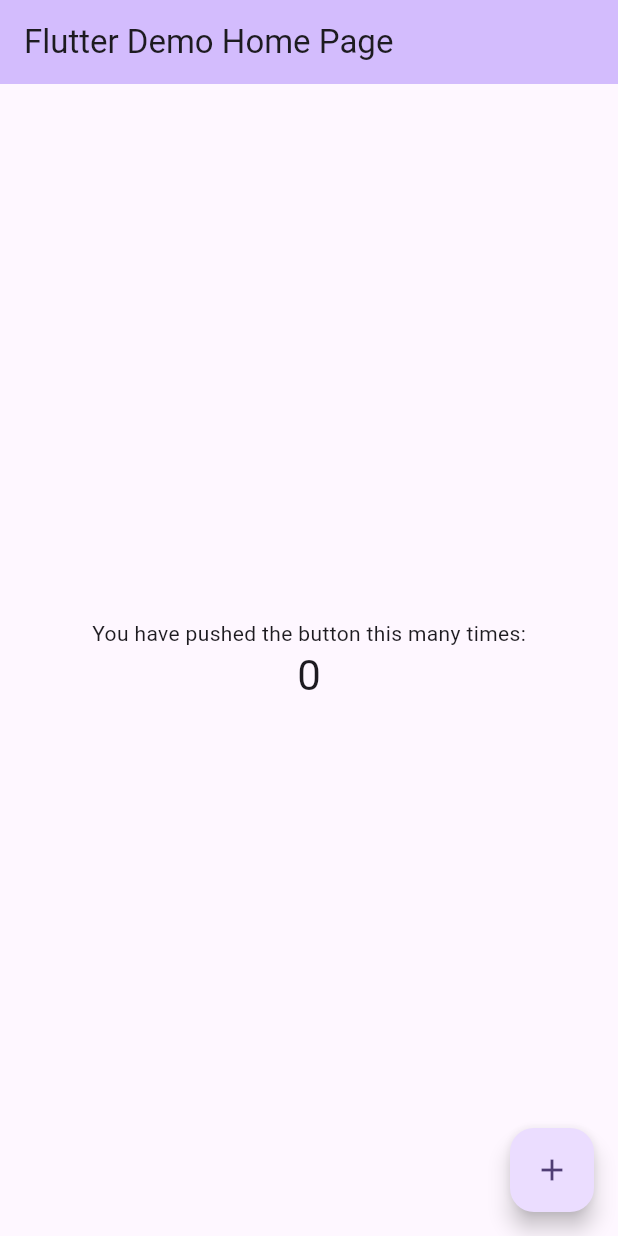
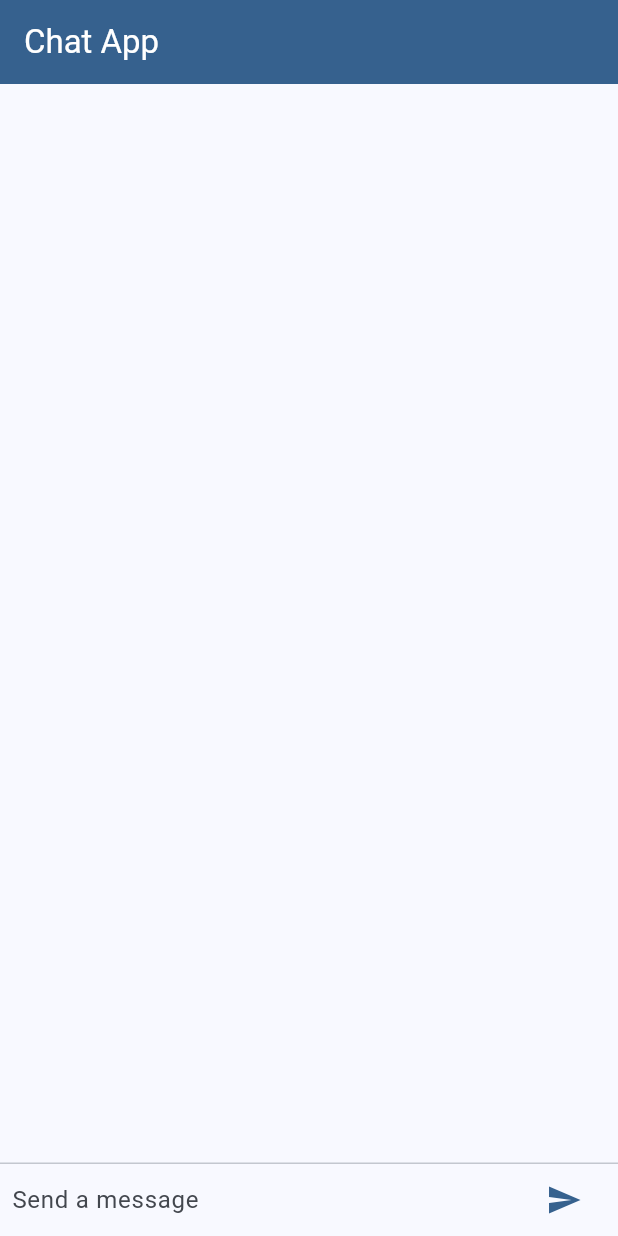
Before and after one commit to could-ai/019873bb-4929-737c-aab3-1b2632368f44, a Flutter app: the screen it shows after launch, on a phone screen of 412 x 824 dp. Run offline on Flutter 3.47's test engine with Material 3 defaults, Android fonts, the phone set to English and light mode, and no system bars.

Commit message:
Updated the project description in pubspec.yaml to reflect that it is a chat application.; Replaced the default counter application with a basic chat application structure. This includes creating a ChatScreen with a message list, a text input field, and a send button. A ChatMessage widget was also created to display individual messages. The app now has the foundational UI for a chat application.

```diff
--- a/usr/lib/main.dart
+++ b/usr/lib/main.dart
@@ -7,114 +7,127 @@ void main() {
 class MyApp extends StatelessWidget {
   const MyApp({super.key});
 
-  // This widget is the root of your application.
   @override
   Widget build(BuildContext context) {
     return MaterialApp(
-      title: 'Flutter Demo',
+      title: 'Chat App',
       debugShowCheckedModeBanner: false,
       theme: ThemeData(
-        // This is the theme of your application.
-        //
-        // TRY THIS: Try running your application with "flutter run". You'll see
-        // the application has a purple toolbar. Then, without quitting the app,
-        // try changing the seedColor in the colorScheme below to Colors.green
-        // and then invoke "hot reload" (save your changes or press the "hot
-        // reload" button in a Flutter-supported IDE, or press "r" if you used
-        // the command line to start the app).
-        //
-        // Notice that the counter didn't reset back to zero; the application
-        // state is not lost during the reload. To reset the state, use hot
-        // restart instead.
-        //
-        // This works for code too, not just values: Most code changes can be
-        // tested with just a hot reload.
-        colorScheme: ColorScheme.fromSeed(seedColor: Colors.deepPurple),
+        colorScheme: ColorScheme.fromSeed(seedColor: Colors.blue),
+        useMaterial3: true,
       ),
-      home: const MyHomePage(title: 'Flutter Demo Home Page'),
+      home: const ChatScreen(),
     );
   }
 }
 
-class MyHomePage extends StatefulWidget {
-  const MyHomePage({super.key, required this.title});
-
-  // This widget is the home page of your application. It is stateful, meaning
-  // that it has a State object (defined below) that contains fields that affect
-  // how it looks.
-
-  // This class is the configuration for the state. It holds the values (in this
-  // case the title) provided by the parent (in this case the App widget) and
-  // used by the build method of the State. Fields in a Widget subclass are
-  // always marked "final".
-
-  final String title;
+class ChatScreen extends StatefulWidget {
+  const ChatScreen({super.key});
 
   @override
-  State<MyHomePage> createState() => _MyHomePageState();
+  State<ChatScreen> createState() => _ChatScreenState();
 }
 
-class _MyHomePageState extends State<MyHomePage> {
-  int _counter = 0;
+class _ChatScreenState extends State<ChatScreen> {
+  final List<ChatMessage> _messages = [];
+  final TextEditingController _textController = TextEditingController();
 
-  void _incrementCounter() {
+  void _handleSubmitted(String text) {
+    _textController.clear();
+    if (text.isNotEmpty) {
       setState(() {
-      // This call to setState tells the Flutter framework that something has
-      // changed in this State, which causes it to rerun the build method below
-      // so that the display can reflect the updated values. If we changed
-      // _counter without calling setState(), then the build method would not be
-      // called again, and so nothing would appear to happen.
-      _counter++;
+        _messages.insert(0, ChatMessage(text: text));
       });
+    }
+  }
+
+  Widget _buildTextComposer() {
+    return IconTheme(
+      data: IconThemeData(color: Theme.of(context).colorScheme.primary),
+      child: Container(
+        margin: const EdgeInsets.symmetric(horizontal: 8.0),
+        child: Row(
+          children: <Widget>[
+            Flexible(
+              child: TextField(
+                controller: _textController,
+                onSubmitted: _handleSubmitted,
+                decoration: const InputDecoration.collapsed(
+                  hintText: 'Send a message',
+                ),
+              ),
+            ),
+            Container(
+              margin: const EdgeInsets.symmetric(horizontal: 4.0),
+              child: IconButton(
+                icon: const Icon(Icons.send),
+                onPressed: () => _handleSubmitted(_textController.text),
+              ),
+            ),
+          ],
+        ),
+      ),
+    );
   }
 
   @override
   Widget build(BuildContext context) {
-    // This method is rerun every time setState is called, for instance as done
-    // by the _incrementCounter method above.
-    //
-    // The Flutter framework has been optimized to make rerunning build methods
-    // fast, so that you can just rebuild anything that needs updating rather
-    // than having to individually change instances of widgets.
     return Scaffold(
       appBar: AppBar(
-        // TRY THIS: Try changing the color here to a specific color (to
-        // Colors.amber, perhaps?) and trigger a hot reload to see the AppBar
-        // change color while the other colors stay the same.
-        backgroundColor: Theme.of(context).colorScheme.inversePrimary,
-        // Here we take the value from the MyHomePage object that was created by
-        // the App.build method, and use it to set our appbar title.
-        title: Text(widget.title),
+        title: const Text('Chat App'),
+        backgroundColor: Theme.of(context).colorScheme.primary,
+        foregroundColor: Theme.of(context).colorScheme.onPrimary,
       ),
-      body: Center(
-        // Center is a layout widget. It takes a single child and positions it
-        // in the middle of the parent.
+      body: Column(
+        children: <Widget>[
+          Flexible(
+            child: ListView.builder(
+              padding: const EdgeInsets.all(8.0),
+              reverse: true,
+              itemBuilder: (_, int index) => _messages[index],
+              itemCount: _messages.length,
+            ),
+          ),
+          const Divider(height: 1.0),
+          Container(
+            decoration: BoxDecoration(color: Theme.of(context).cardColor),
+            child: _buildTextComposer(),
+          ),
+        ],
+      ),
+    );
+  }
+}
+
+class ChatMessage extends StatelessWidget {
+  const ChatMessage({required this.text, super.key});
+  final String text;
+
+  @override
+  Widget build(BuildContext context) {
+    return Container(
+      margin: const EdgeInsets.symmetric(vertical: 10.0),
+      child: Row(
+        crossAxisAlignment: CrossAxisAlignment.start,
+        children: <Widget>[
+          Container(
+            margin: const EdgeInsets.only(right: 16.0),
+            child: const CircleAvatar(child: Text('U')), // Represents the user
+          ),
+          Expanded(
             child: Column(
-          // Column is also a layout widget. It takes a list of children and
-          // arranges them vertically. By default, it sizes itself to fit its
-          // children horizontally, and tries to be as tall as its parent.
-          //
-          // Column has various properties to control how it sizes itself and
-          // how it positions its children. Here we use mainAxisAlignment to
-          // center the children vertically; the main axis here is the vertical
-          // axis because Columns are vertical (the cross axis would be
-          // horizontal).
-          //
-          // TRY THIS: Invoke "debug painting" (choose the "Toggle Debug Paint"
-          // action in the IDE, or press "p" in the console), to see the
-          // wireframe for each widget.
-          mainAxisAlignment: MainAxisAlignment.center,
+              crossAxisAlignment: CrossAxisAlignment.start,
               children: <Widget>[
-            const Text('You have pushed the button this many times:'),
-            Text('$_counter', style: Theme.of(context).textTheme.headlineMedium),
+                Text('User', style: Theme.of(context).textTheme.titleMedium),
+                Container(
+                  margin: const EdgeInsets.only(top: 5.0),
+                  child: Text(text),
+                ),
               ],
             ),
           ),
-      floatingActionButton: FloatingActionButton(
-        onPressed: _incrementCounter,
-        tooltip: 'Increment',
-        child: const Icon(Icons.add),
-      ), // This trailing comma makes auto-formatting nicer for build methods.
+        ],
+      ),
     );
   }
 }
--- a/usr/pubspec.yaml
+++ b/usr/pubspec.yaml
@@ -1,5 +1,5 @@
 name: couldai_user_app
-description: "A new Flutter project."
+description: "A new chat application."
 publish_to: 'none'
 version: 1.0.0+1
 environment:
```
Lines whose indentation alone changed are shown as unchanged.
